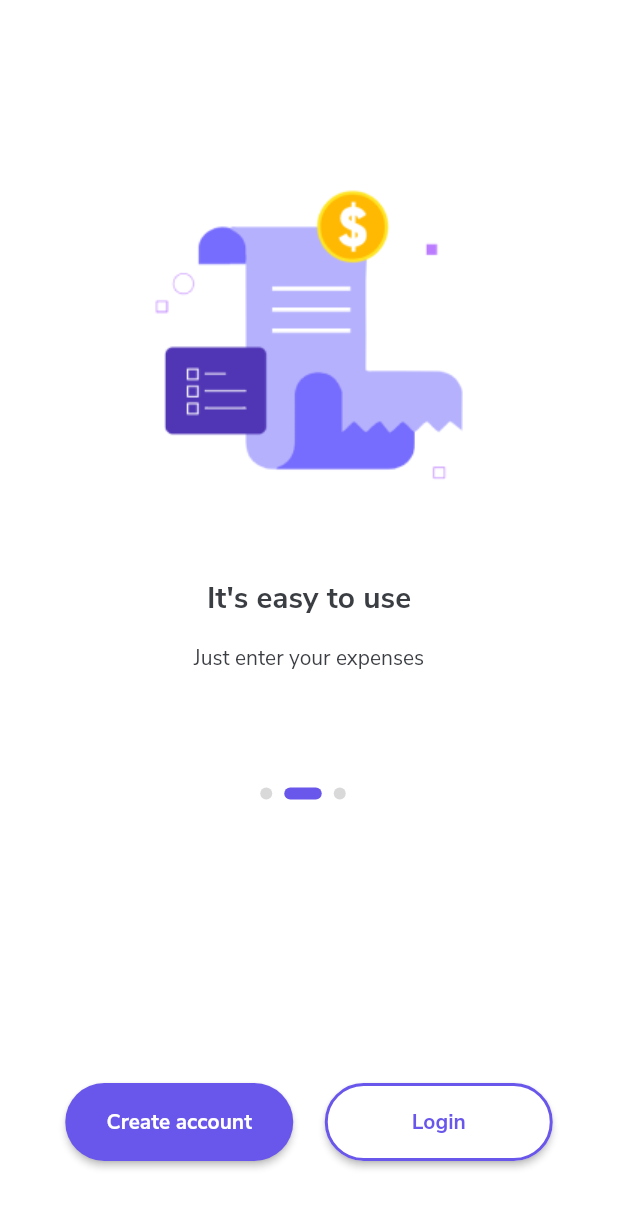
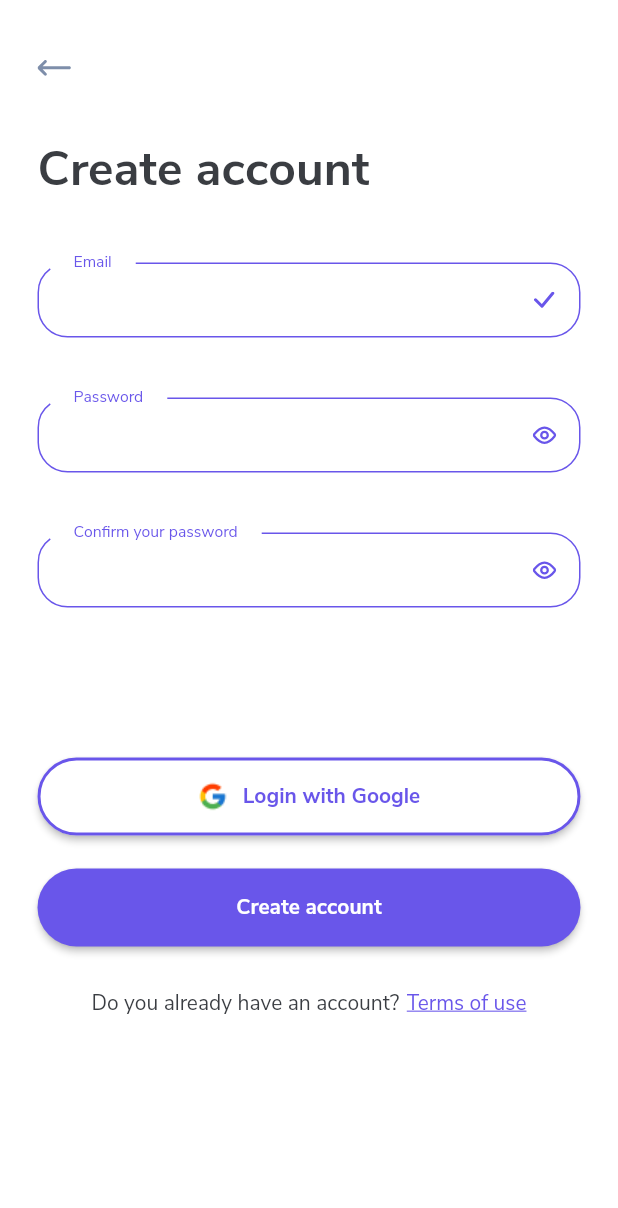
Before and after one commit to tgdssm/expense_manager, a Flutter app: the screen it shows after launch, after a tap on "Create account", on a phone screen of 412 x 824 dp. Shown: the top 1208 px of the screen. Run offline on Flutter 3.47's test engine with Material 2 defaults, Android fonts, the phone set to English and light mode, and no system bars; our stand-ins replace dartz, firebase_auth, flutter_modular, flutter_svg, get, localization; accounts and stored records are empty.

Commit message:
[feat] create account page and sign in page

```diff
--- a/assets/lang/en_US.json
+++ b/assets/lang/en_US.json
@@ -12,7 +12,7 @@
     "password": "Password",
     "confirmYourPassword": "Confirm your password",
     "iHaveReadAndAgree": "I have read and agree to the ",
-    "termsOfUse": "terms of use",
+    "termsOfUse": "Terms of use",
     "loginWithGoogle": "Login with Google",
     "haveAnAccount": "Do you already have an account?",
     "forgotYour": "Forgot your ",
--- a/assets/lang/pt_BR.json
+++ b/assets/lang/pt_BR.json
@@ -12,7 +12,7 @@
     "password": "Senha",
     "confirmYourPassword": "Confirme sua senha",
     "iHaveReadAndAgree": "Eu li e concordo com os ",
-    "termsOfUse": "termos de uso",
+    "termsOfUse": "Termos de uso",
     "loginWithGoogle": "Fazer login com Google",
     "haveAnAccount": "Você já possui uma conta?",
     "forgotYour": "Esqueceu sua ",
--- /dev/null
+++ b/lib/app/core/widgets/buttons/default_back_button.dart
@@ -0,0 +1,16 @@
+import 'package:expense_manager/app/core/assets_path.dart';
+import 'package:flutter/material.dart';
+import 'package:flutter_modular/flutter_modular.dart';
+import 'package:flutter_svg/flutter_svg.dart';
+
+class DefaultBackButton extends StatelessWidget {
+  const DefaultBackButton({Key? key}) : super(key: key);
+
+  @override
+  Widget build(BuildContext context) {
+    return InkWell(
+      onTap: () => Modular.to.pop(),
+      child: SvgPicture.asset(AssetsPath.arrowLeft),
+    );
+  }
+}
--- a/lib/app/core/buttons/outline_button.dart
+++ b/lib/app/core/widgets/buttons/outline_button.dart
@@ -1,5 +1,7 @@
 import 'package:expense_manager/app/core/app_colors.dart';
+import 'package:expense_manager/app/core/assets_path.dart';
 import 'package:expense_manager/app/core/text_styles.dart';
+import 'package:flutter/cupertino.dart';
 import 'package:flutter/material.dart';
 
 class OutlineButton extends StatefulWidget {
@@ -7,12 +9,14 @@ class OutlineButton extends StatefulWidget {
   final double height;
   final String text;
   final VoidCallback onTap;
+  final String? iconPath;
   const OutlineButton({
     Key? key,
     required this.text,
     required this.onTap,
     this.width = 152,
     this.height = 52,
+    this.iconPath,
   }) : super(key: key);
 
   @override
@@ -35,11 +39,21 @@ class _OutlineButtonState extends State<OutlineButton> {
           ),
         ),
         color: AppColors.white,
-        child: Text(
-          widget.text,
-          style: TextStyles.body3.copyWith(
-            fontWeight: FontWeight.w800,
-          ),
+        child: Row(
+          mainAxisAlignment: MainAxisAlignment.center,
+          children: [
+            if (widget.iconPath != null)
+              Padding(
+                padding: const EdgeInsets.only(right: 10),
+                child: Image.asset(widget.iconPath!),
+              ),
+            Text(
+              widget.text,
+              style: TextStyles.body3.copyWith(
+                fontWeight: FontWeight.w800,
+              ),
+            ),
+          ],
         ),
       ),
     );
--- /dev/null
+++ b/lib/app/core/widgets/default_text_field.dart
@@ -0,0 +1,69 @@
+import 'package:expense_manager/app/core/app_colors.dart';
+import 'package:expense_manager/app/core/assets_path.dart';
+import 'package:expense_manager/app/core/text_styles.dart';
+import 'package:flutter/material.dart';
+import 'package:flutter_svg/flutter_svg.dart';
+
+class DefaultTextField extends StatefulWidget {
+  final bool isPasswd;
+  final bool showPasswd;
+  final TextEditingController controller;
+  final String label;
+  final double width;
+  final double height;
+  const DefaultTextField({
+    Key? key,
+    required this.controller,
+    required this.label,
+    this.isPasswd = false,
+    this.showPasswd = false,
+    this.width = 325,
+    this.height = 50,
+  }) : super(key: key);
+
+  @override
+  _DefaultTextFieldState createState() => _DefaultTextFieldState();
+}
+
+class _DefaultTextFieldState extends State<DefaultTextField> {
+  @override
+  Widget build(BuildContext context) {
+    return SizedBox(
+      height: widget.height,
+      width: widget.width,
+      child: TextFormField(
+        cursorColor: AppColors.primaryColor,
+        decoration: InputDecoration(
+          floatingLabelBehavior: FloatingLabelBehavior.always,
+          enabledBorder: OutlineInputBorder(
+            borderRadius: BorderRadius.circular(20),
+            borderSide: const BorderSide(color: AppColors.primaryColor),
+          ),
+          focusedBorder: OutlineInputBorder(
+            borderRadius: BorderRadius.circular(20),
+            borderSide: const BorderSide(color: AppColors.primaryColor),
+          ),
+          label: Padding(
+            padding: const EdgeInsets.symmetric(horizontal: 16),
+            child: Text(
+              widget.label,
+              style: TextStyles.body2.copyWith(
+                  fontWeight: FontWeight.normal, color: AppColors.primaryColor),
+            ),
+          ),
+          suffixIcon: IconButton(
+            onPressed: () {},
+            icon: widget.isPasswd
+                ? SvgPicture.asset(
+                    widget.showPasswd
+                        ? AssetsPath.closedEye
+                        : AssetsPath.openEye,
+                  )
+                : SvgPicture.asset(AssetsPath.check),
+          ),
+        ),
+        obscureText: widget.isPasswd,
+      ),
+    );
+  }
+}
--- a/lib/app/introduction/presenter/pages/introduction_page.dart
+++ b/lib/app/introduction/presenter/pages/introduction_page.dart
@@ -1,16 +1,18 @@
 import 'package:expense_manager/app/core/app_colors.dart';
 import 'package:expense_manager/app/core/assets_path.dart';
-import 'package:expense_manager/app/core/buttons/default_button.dart';
-import 'package:expense_manager/app/core/buttons/outline_button.dart';
-import 'package:expense_manager/app/core/helpers/horizontal_space.dart';
-import 'package:expense_manager/app/core/helpers/vertical_space.dart';
 import 'package:expense_manager/app/core/injection_dependencies.dart';
+import 'package:expense_manager/app/core/routes.dart';
 import 'package:expense_manager/app/core/strings.dart';
 import 'package:expense_manager/app/core/text_styles.dart';
+import 'package:expense_manager/app/core/widgets/helpers/horizontal_space.dart';
 import 'package:expense_manager/app/introduction/presenter/controllers/introduction_controller.dart';
 import 'package:flutter/material.dart';
+import 'package:flutter_modular/flutter_modular.dart';
 import 'package:get/get.dart';
 import 'package:localization/localization.dart';
+import '../../../core/widgets/buttons/default_button.dart';
+import '../../../core/widgets/buttons/outline_button.dart';
+import '../../../core/widgets/helpers/vertical_space.dart';
 
 class IntroductionPage extends StatefulWidget {
   const IntroductionPage({Key? key}) : super(key: key);
@@ -47,10 +49,13 @@ class _IntroductionPageState extends State<IntroductionPage>
     return Scaffold(
       body: SafeArea(
         child: Column(
+          crossAxisAlignment: CrossAxisAlignment.center,
           children: [
             _buildPageView(),
             VerticalSpace(height: 25),
-            TabBar(
+            Padding(
+              padding: const EdgeInsets.only(left: 20),
+              child: TabBar(
                 controller: _tabController,
                 indicatorColor: Colors.transparent,
                 labelPadding: EdgeInsets.zero,
@@ -67,18 +72,19 @@ class _IntroductionPageState extends State<IntroductionPage>
                   _buildPageIndicator(2),
                 ],
               ),
+            ),
             const Spacer(),
             Row(
               mainAxisAlignment: MainAxisAlignment.center,
               children: [
                 DefaultButton(
                   text: Strings.createAccount.i18n(),
-                  onTap: () {},
+                  onTap: () => Modular.to.pushNamed(Routes.createAccount.name),
                 ),
                 HorizontalSpace(21),
                 OutlineButton(
                   text: Strings.login.i18n(),
-                  onTap: () {},
+                  onTap: () => Modular.to.pushNamed(Routes.signin.name),
                 ),
               ],
             ),
--- a/lib/app/signin/infra/datasources/signin_datasource.dart
+++ b/lib/app/signin/infra/datasources/signin_datasource.dart
@@ -2,7 +2,7 @@ import 'package:expense_manager/app/signin/infra/models/user_model.dart';
 
 import '../../domain/entities/create_account_credential.dart';
 
-abstract class SigninDatasource {
+abstract class SignInDatasource {
   Future<UserModel> createAccount({
     required CreateAccountCredential credential,
   });
--- a/lib/app/signin/infra/repositories/signin_repository_impl.dart
+++ b/lib/app/signin/infra/repositories/signin_repository_impl.dart
@@ -9,7 +9,7 @@ import 'package:firebase_auth/firebase_auth.dart';
 import '../../domain/entities/create_account_credential.dart';
 
 class SigninRepositoryImpl implements SigninRepository {
-  final SigninDatasource datasource;
+  final SignInDatasource datasource;
 
   SigninRepositoryImpl(this.datasource);
 
--- /dev/null
+++ b/lib/app/signin/presenter/pages/create_account_page.dart
@@ -0,0 +1,101 @@
+import 'package:expense_manager/app/core/app_colors.dart';
+import 'package:expense_manager/app/core/widgets/default_text_field.dart';
+import 'package:expense_manager/app/core/strings.dart';
+import 'package:expense_manager/app/core/text_styles.dart';
+import 'package:expense_manager/app/core/widgets/buttons/default_button.dart';
+import 'package:expense_manager/app/core/widgets/helpers/horizontal_space.dart';
+import 'package:expense_manager/app/core/widgets/helpers/vertical_space.dart';
+import 'package:flutter/material.dart';
+import 'package:localization/localization.dart';
+
+import '../../../core/assets_path.dart';
+import '../../../core/widgets/buttons/default_back_button.dart';
+import '../../../core/widgets/buttons/outline_button.dart';
+
+class CreateAccountPage extends StatefulWidget {
+  const CreateAccountPage({Key? key}) : super(key: key);
+
+  @override
+  _CreateAccountPageState createState() => _CreateAccountPageState();
+}
+
+class _CreateAccountPageState extends State<CreateAccountPage> {
+  @override
+  Widget build(BuildContext context) {
+    return Scaffold(
+      body: SafeArea(
+        child: Container(
+          height: MediaQuery.of(context).size.height,
+          padding: const EdgeInsets.symmetric(horizontal: 25),
+          child: ListView(
+            children: [
+              VerticalSpace(height: 40),
+              Container(
+                width: 325,
+                alignment: Alignment.centerLeft,
+                child: const DefaultBackButton(),
+              ),
+              VerticalSpace(height: 40),
+              Container(
+                width: 325,
+                alignment: Alignment.centerLeft,
+                child: Text(
+                  Strings.createAccount.i18n(),
+                  style: TextStyles.heading1,
+                ),
+              ),
+              VerticalSpace(height: 40),
+              DefaultTextField(
+                  controller: TextEditingController(),
+                  label: Strings.email.i18n()),
+              VerticalSpace(height: 40),
+              DefaultTextField(
+                controller: TextEditingController(),
+                label: Strings.password.i18n(),
+                isPasswd: true,
+              ),
+              VerticalSpace(height: 40),
+              DefaultTextField(
+                controller: TextEditingController(),
+                label: Strings.confirmYourPassword.i18n(),
+                isPasswd: true,
+              ),
+              VerticalSpace(height: 100),
+              OutlineButton(
+                onTap: () {},
+                text: Strings.loginWithGoogle.i18n(),
+                iconPath: AssetsPath.google,
+                width: 325,
+              ),
+              VerticalSpace(height: 22),
+              DefaultButton(
+                text: Strings.createAccount.i18n(),
+                onTap: () {},
+                width: 325,
+              ),
+              VerticalSpace(height: 28),
+              Row(
+                mainAxisAlignment: MainAxisAlignment.center,
+                children: [
+                  Text(
+                    Strings.haveAnAccount.i18n(),
+                    style: TextStyles.body4,
+                  ),
+                  HorizontalSpace(5),
+                  Text(
+                    Strings.termsOfUse.i18n(),
+                    style: TextStyles.body4.copyWith(
+                      color: AppColors.primaryColor,
+                      decoration: TextDecoration.underline,
+                    ),
+                  ),
+                ],
+              ),
+              VerticalSpace(height: 28),
+            ],
+          ),
+        ),
+      ),
+    );
+  }
+}
--- a/pubspec.yaml
+++ b/pubspec.yaml
@@ -40,7 +40,7 @@ dependencies:
   # others
   either_dart: ^0.1.4
   dartz: ^0.10.1
-  flutter_svg: ^1.1.1+1
+  flutter_svg: ^1.1.5
 
 dev_dependencies:
   flutter_test:
```
Also changed, not shown: lib/app/app_module.dart (+12 -0 lines), lib/app/signin/presenter/pages/sign_in_page.dart (added, +92 -0 lines), assets/icons/closed_eye.svg, assets/icons/open_eye.svg, lib/app/core/widgets/buttons/default_button.dart (renamed from lib/app/core/buttons/default_button.dart), lib/app/core/widgets/helpers/horizontal_space.dart (renamed from lib/app/core/helpers/horizontal_space.dart), lib/app/core/widgets/helpers/vertical_space.dart (renamed from lib/app/core/helpers/vertical_space.dart), pubspec.lock. Lines whose indentation alone changed are shown as unchanged.
